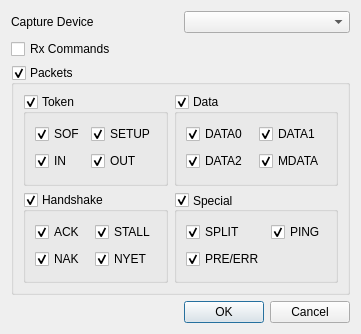
This is configurewindow.ui in lambdaconcept/usb2sniffer-qt as Qt 5 draws it before an edit. The edited form follows.
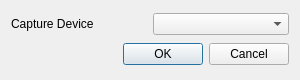
This is the edited form.

Commit message: remove capture filters

```diff
--- a/configurewindow.ui
+++ b/configurewindow.ui
@@ -6,8 +6,8 @@
    <rect>
     <x>0</x>
     <y>0</y>
-    <width>358</width>
-    <height>334</height>
+    <width>300</width>
+    <height>80</height>
    </rect>
   </property>
   <property name="sizePolicy">
@@ -47,247 +47,6 @@
      </item>
     </layout>
    </item>
-   <item>
-    <widget class="QCheckBox" name="checkRxCmd">
-     <property name="text">
-      <string>Rx Commands</string>
-     </property>
-     <property name="checked">
-      <bool>false</bool>
-     </property>
-    </widget>
-   </item>
-   <item>
-    <widget class="QGroupBox" name="groupPackets">
-     <property name="sizePolicy">
-      <sizepolicy hsizetype="Minimum" vsizetype="Minimum">
-       <horstretch>0</horstretch>
-       <verstretch>0</verstretch>
-      </sizepolicy>
-     </property>
-     <property name="title">
-      <string>Packets</string>
-     </property>
-     <property name="checkable">
-      <bool>true</bool>
-     </property>
-     <layout class="QGridLayout" name="gridLayout">
-      <item row="0" column="0">
-       <widget class="QGroupBox" name="groupToken">
-        <property name="title">
-         <string>Token</string>
-        </property>
-        <property name="checkable">
-         <bool>true</bool>
-        </property>
-        <property name="checked">
-         <bool>true</bool>
-        </property>
-        <layout class="QGridLayout" name="gridLayout_3">
-         <item row="0" column="0">
-          <widget class="QCheckBox" name="checkSOF">
-           <property name="text">
-            <string>SOF</string>
-           </property>
-           <property name="checked">
-            <bool>true</bool>
-           </property>
-          </widget>
-         </item>
-         <item row="1" column="0">
-          <widget class="QCheckBox" name="checkIN">
-           <property name="text">
-            <string>IN</string>
-           </property>
-           <property name="checked">
-            <bool>true</bool>
-           </property>
-          </widget>
-         </item>
-         <item row="0" column="1">
-          <widget class="QCheckBox" name="checkSETUP">
-           <property name="text">
-            <string>SETUP</string>
-           </property>
-           <property name="checked">
-            <bool>true</bool>
-           </property>
-          </widget>
-         </item>
-         <item row="1" column="1">
-          <widget class="QCheckBox" name="checkOUT">
-           <property name="text">
-            <string>OUT</string>
-           </property>
-           <property name="checked">
-            <bool>true</bool>
-           </property>
-          </widget>
-         </item>
-        </layout>
-       </widget>
-      </item>
-      <item row="0" column="1">
-       <widget class="QGroupBox" name="groupData">
-        <property name="title">
-         <string>Data</string>
-        </property>
-        <property name="checkable">
-         <bool>true</bool>
-        </property>
-        <property name="checked">
-         <bool>true</bool>
-        </property>
-        <layout class="QGridLayout" name="gridLayout_5">
-         <item row="0" column="0">
-          <widget class="QCheckBox" name="checkDATA0">
-           <property name="text">
-            <string>DATA0</string>
-           </property>
-           <property name="checked">
-            <bool>true</bool>
-           </property>
-          </widget>
-         </item>
-         <item row="0" column="1">
-          <widget class="QCheckBox" name="checkDATA1">
-           <property name="text">
-            <string>DATA1</string>
-           </property>
-           <property name="checked">
-            <bool>true</bool>
-           </property>
-          </widget>
-         </item>
-         <item row="1" column="0">
-          <widget class="QCheckBox" name="checkDATA2">
-           <property name="text">
-            <string>DATA2</string>
-           </property>
-           <property name="checked">
-            <bool>true</bool>
-           </property>
-          </widget>
-         </item>
-         <item row="1" column="1">
-          <widget class="QCheckBox" name="checkMDATA">
-           <property name="text">
-            <string>MDATA</string>
-           </property>
-           <property name="checked">
-            <bool>true</bool>
-           </property>
-          </widget>
-         </item>
-        </layout>
-       </widget>
-      </item>
-      <item row="1" column="0">
-       <widget class="QGroupBox" name="groupHandshake">
-        <property name="title">
-         <string>Handshake</string>
-        </property>
-        <property name="checkable">
-         <bool>true</bool>
-        </property>
-        <property name="checked">
-         <bool>true</bool>
-        </property>
-        <layout class="QGridLayout" name="gridLayout_6">
-         <item row="0" column="0">
-          <widget class="QCheckBox" name="checkACK">
-           <property name="text">
-            <string>ACK</string>
-           </property>
-           <property name="checked">
-            <bool>true</bool>
-           </property>
-          </widget>
-         </item>
-         <item row="0" column="1">
-          <widget class="QCheckBox" name="checkSTALL">
-           <property name="text">
-            <string>STALL</string>
-           </property>
-           <property name="checked">
-            <bool>true</bool>
-           </property>
-          </widget>
-         </item>
-         <item row="1" column="0">
-          <widget class="QCheckBox" name="checkNAK">
-           <property name="text">
-            <string>NAK</string>
-           </property>
-           <property name="checked">
-            <bool>true</bool>
-           </property>
-          </widget>
-         </item>
-         <item row="1" column="1">
-          <widget class="QCheckBox" name="checkNYET">
-           <property name="text">
-            <string>NYET</string>
-           </property>
-           <property name="checked">
-            <bool>true</bool>
-           </property>
-          </widget>
-         </item>
-        </layout>
-       </widget>
-      </item>
-      <item row="1" column="1">
-       <widget class="QGroupBox" name="groupSpecial">
-        <property name="title">
-         <string>Special</string>
-        </property>
-        <property name="alignment">
-         <set>Qt::AlignLeading|Qt::AlignLeft|Qt::AlignVCenter</set>
-        </property>
-        <property name="checkable">
-         <bool>true</bool>
-        </property>
-        <property name="checked">
-         <bool>true</bool>
-        </property>
-        <layout class="QGridLayout" name="gridLayout_4">
-         <item row="0" column="0">
-          <widget class="QCheckBox" name="checkSPLIT">
-           <property name="text">
-            <string>SPLIT</string>
-           </property>
-           <property name="checked">
-            <bool>true</bool>
-           </property>
-          </widget>
-         </item>
-         <item row="1" column="0">
-          <widget class="QCheckBox" name="checkPREERR">
-           <property name="text">
-            <string>PRE/ERR</string>
-           </property>
-           <property name="checked">
-            <bool>true</bool>
-           </property>
-          </widget>
-         </item>
-         <item row="0" column="1">
-          <widget class="QCheckBox" name="checkPING">
-           <property name="text">
-            <string>PING</string>
-           </property>
-           <property name="checked">
-            <bool>true</bool>
-           </property>
-          </widget>
-         </item>
-        </layout>
-       </widget>
-      </item>
-     </layout>
-    </widget>
-   </item>
    <item>
     <widget class="QDialogButtonBox" name="buttonBox">
      <property name="orientation">
```
The commit also changes 2 other files.
